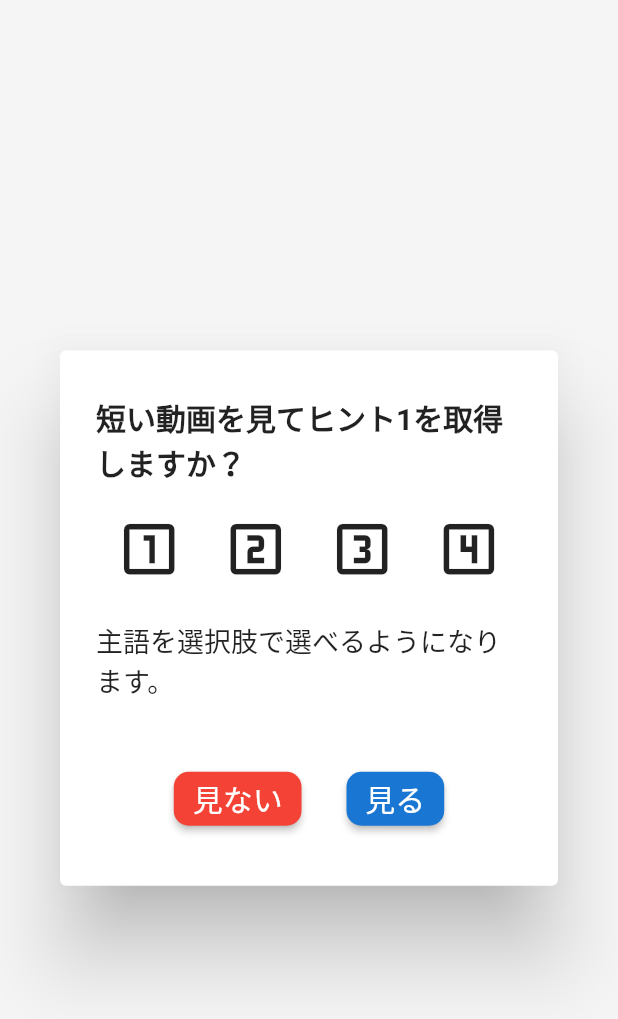
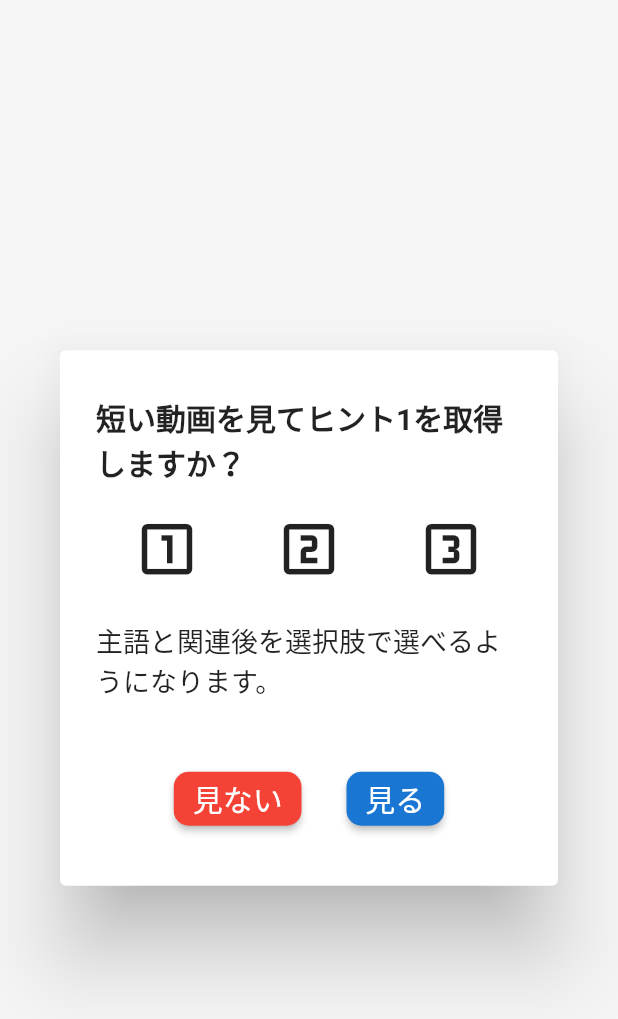
Before and after one commit to fujii331/lateral_thinking, a Flutter app: the HintModal widget shown alone on an empty page, opened directly with empty values, on a phone screen of 412 x 824 dp. Shown: the top 1019 px of the screen. Run offline on Flutter 3.47's test engine with Material 2 defaults, Android fonts, the phone set to English and light mode, and no system bars; our stand-ins replace audioplayers, flutter_hooks, google_mobile_ads, hooks_riverpod, shared_preferences; accounts and stored records are empty; Roboto replaces fonts that are missing (KiwiMaru).

Commit message:
hintとfocusの修正

```diff
--- a/lib/providers/quiz.provider.dart
+++ b/lib/providers/quiz.provider.dart
@@ -1,6 +1,7 @@
 import 'package:hooks_riverpod/hooks_riverpod.dart';
 import '../models/quiz.model.dart';
 import 'package:audioplayers/audio_cache.dart';
+import 'package:audioplayers/audioplayers.dart';
 
 final remainingQuestionsProvider = StateProvider((ref) => <Question>[]);
 final askedQuestionsProvider = StateProvider((ref) => <Question>[]);
@@ -22,3 +23,4 @@ final askingQuestionsProvider = StateProvider((ref) => <Question>[]);
 const dummyQuestion = Question(asking: '', id: 0, reply: '');
 
 final soundEffectProvider = StateProvider((ref) => new AudioCache());
+final bgmProvider = StateProvider((ref) => new AudioPlayer());
--- a/lib/screens/quiz_list.screen.dart
+++ b/lib/screens/quiz_list.screen.dart
@@ -18,7 +18,7 @@ class QuizListScreen extends HookWidget {
     SharedPreferences prefs = await SharedPreferences.getInstance();
 
     context.read(openingNumberProvider).state =
-        prefs.getInt('openingNumber') ?? 5;
+        prefs.getInt('openingNumber') ?? 10;
   }
 
   @override
--- a/lib/widgets/hint/hint_modal.widget.dart
+++ b/lib/widgets/hint/hint_modal.widget.dart
@@ -84,10 +84,10 @@ class HintModal extends HookWidget {
           context.read(hintProvider).state++,
           context.read(selectedQuestionProvider).state = dummyQuestion,
           context.read(displayReplyFlgProvider).state = false,
-          if (hint >= 2)
+          if (hint >= 1)
             {
               context.read(beforeWordProvider).state = '↓質問を選択',
-              if (hint == 2)
+              if (hint == 1)
                 {
                   context.read(askingQuestionsProvider).state = _shuffle(quiz
                       .questions
@@ -96,7 +96,7 @@ class HintModal extends HookWidget {
                           !currentQuestionIds.contains(question.id))
                       .toList()) as List<Question>,
                 }
-              else if (hint == 3)
+              else if (hint == 2)
                 {
                   context.read(askingQuestionsProvider).state = quiz.questions
                       .where((question) =>
@@ -109,10 +109,12 @@ class HintModal extends HookWidget {
                   context.read(beforeWordProvider).state = 'もう質問はありません。',
                 },
             }
-          else if (hint >= 0)
+          else
             {
               context.read(beforeWordProvider).state = '',
               context.read(askingQuestionsProvider).state = [],
+              context.read(selectedSubjectProvider).state = '',
+              context.read(selectedRelatedWordProvider).state = '',
             },
           Navigator.pop(context),
           Navigator.pop(context),
@@ -122,12 +124,10 @@ class HintModal extends HookWidget {
             builder: (BuildContext context) {
               return ReplyModal(
                 hint == 0
-                    ? '主語を選択肢で選べるようになりました。'
+                    ? '主語と関連語を選択肢で選べるようになりました。'
                     : hint == 1
-                        ? '関連語を選択肢で選べるようになりました。'
-                        : hint == 2
-                            ? '質問を選択肢で選べるようになりました。'
-                            : '正解を導く質問のみ選べるようになりました。',
+                        ? '質問を選択肢で選べるようになりました。'
+                        : '正解を導く質問のみ選べるようになりました。',
               );
             },
           ),
@@ -144,7 +144,7 @@ class HintModal extends HookWidget {
               vertical: 10,
             ),
             child: Text(
-              hint < 4
+              hint < 3
                   ? '短い動画を見てヒント' + (hint + 1).toString() + 'を取得しますか？'
                   : 'ヒントはもうありません。',
               style: TextStyle(
@@ -172,10 +172,6 @@ class HintModal extends HookWidget {
                   hint < 3 ? Icons.looks_3_outlined : Icons.looks_3,
                   size: 45,
                 ),
-                Icon(
-                  hint < 4 ? Icons.looks_4_outlined : Icons.looks_4,
-                  size: 45,
-                ),
               ],
             ),
           ),
@@ -187,14 +183,12 @@ class HintModal extends HookWidget {
               ),
               child: Text(
                 hint < 1
-                    ? '主語を選択肢で選べるようになります。'
+                    ? '主語と関連後を選択肢で選べるようになります。'
                     : hint == 1
-                        ? '関連語を選択肢で選べるようになります。'
+                        ? '質問を選択肢で選べるようになります。'
                         : hint == 2
-                            ? '質問を選択肢で選べるようになります。'
-                            : hint == 3
-                                ? '正解を導く質問のみ選べるようになります。'
-                                : 'もう答えはすぐそこです！',
+                            ? '正解を導く質問のみ選べるようになります。'
+                            : 'もう答えはすぐそこです！',
                 style: TextStyle(
                   fontSize: 18.0,
                 ),
@@ -227,7 +221,7 @@ class HintModal extends HookWidget {
                 ),
                 const SizedBox(width: 30),
                 ElevatedButton(
-                  onPressed: () async => nowLoading.value || hint < 4
+                  onPressed: () async => hint < 3
                       ? {
                           soundEffect.play('sounds/tap.mp3',
                               isNotification: true),
@@ -260,7 +254,7 @@ class HintModal extends HookWidget {
                       : {},
                   child: const Text('見る'),
                   style: ElevatedButton.styleFrom(
-                    primary: hint < 4 ? Colors.blue[700] : Colors.blue[300],
+                    primary: hint < 3 ? Colors.blue[700] : Colors.blue[300],
                     textStyle: Theme.of(context).textTheme.button,
                     shape: RoundedRectangleBorder(
                       borderRadius: BorderRadius.circular(10),
--- a/lib/widgets/lecture/lecture_last.widget.dart
+++ b/lib/widgets/lecture/lecture_last.widget.dart
@@ -37,6 +37,10 @@ class LectureLast extends StatelessWidget {
                     style: Theme.of(context).textTheme.headline1,
                   ),
                   Text(
+                    '・関連語に「関係」という言葉を選ぶと、きっかけとしてはいい情報が得られる場合が多いです。\n',
+                    style: Theme.of(context).textTheme.headline1,
+                  ),
+                  Text(
                     'どうぞ、謎解きの館をお楽しみください！\n',
                     style: TextStyle(
                       fontSize: 20.0,
```
Also changed, not shown: lib/widgets/quiz_detail/quiz_input_words.widget.dart (+37 -24 lines).
